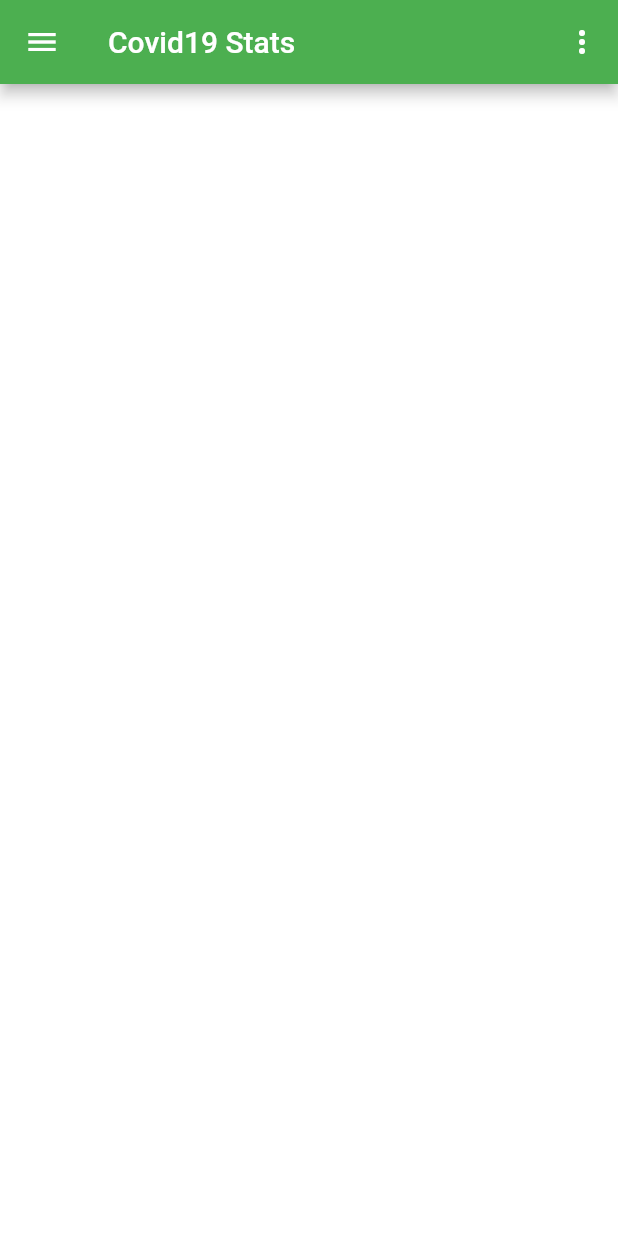
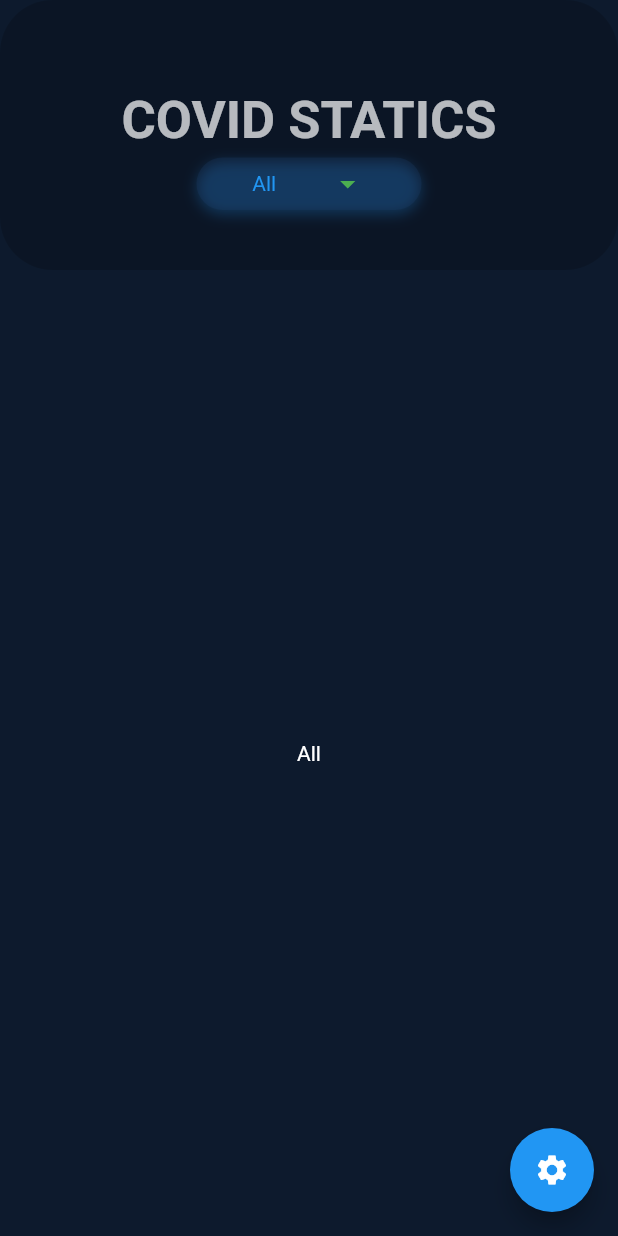
Before and after one commit to suraj0223/covid_stats, a Flutter app: the screen it shows after launch, on a phone screen of 412 x 824 dp. Run offline on Flutter 3.47's test engine with Material 2 defaults, Android fonts, the light colour scheme and no system bars.

Commit message:
New UI and a dropdown button added & comments added

```diff
--- a/lib/main.dart
+++ b/lib/main.dart
@@ -11,8 +11,8 @@ class MyApp extends StatelessWidget {
       title: 'Covid-19 Stats',
       debugShowCheckedModeBanner: false,
       theme: ThemeData(
-        primarySwatch: Colors.green,
-        scaffoldBackgroundColor: Colors.white,
+        primaryColor: Color(0xFF11233c),
+        scaffoldBackgroundColor: Color(0xFF0d1a2d),
         visualDensity: VisualDensity.adaptivePlatformDensity,
       ),
       home: HomeScreen(),
@@ -20,43 +20,128 @@ class MyApp extends StatelessWidget {
   }
 }
 
-class HomeScreen extends StatelessWidget {
+// TODO
+// modularise code
+
+class HomeScreen extends StatefulWidget {
+  @override
+  _HomeScreenState createState() => _HomeScreenState();
+}
+
+class _HomeScreenState extends State<HomeScreen> {
+  List<String> options = <String>['All', 'One', 'Two', 'Three', 'Four','sdas','sas','sass','sasasas'];
+  String dropdownValue = 'All';
+
+  @override
+  void initState() {
+    super.initState();
+  }
+
   @override
   Widget build(BuildContext context) {
     return Scaffold(
-      appBar: AppBar(
-        title: Text('Covid19 Stats'),
-        bottomOpacity: 0.8,
-        actions: [
-          PopupMenuButton(itemBuilder: (context) {
-            return [
-              PopupMenuItem(child: Text('India')),
-              PopupMenuItem(child: Text('USA')),
-              PopupMenuItem(child: Text('UK')),
-            ];
-          }),
-        ],
-      ),
-      drawer: Drawer(
-        elevation: 10,
+      appBar: PreferredSize(
+        preferredSize: Size.fromHeight(180.0),
         child: Container(
-          padding: EdgeInsets.only(
-            top: 40,
-            left: 10,
-            right: 10,
+          padding: EdgeInsets.only(top: 60, bottom: 40, left: 30, right: 30),
+          decoration: BoxDecoration(
+            borderRadius: BorderRadius.circular(35),
+            color: Color(0xFF09111e).withOpacity(0.5),
           ),
-          decoration: BoxDecoration(
-            shape: BoxShape.rectangle,
-            borderRadius: BorderRadius.circular(10),
-          ),
-          child: ListView.builder(
-            itemBuilder: (context, int i) => ListTile(
-               leading: Text('list Of Pages'),
-              shape: RoundedRectangleBorder(),
-            ),
-            itemCount: 100,
+          child: Column(
+            mainAxisAlignment: MainAxisAlignment.spaceBetween,
+            children: [
+              Text(
+                'Covid Statics'.toUpperCase(),
+                style: TextStyle(
+                  fontSize: 35,
+                  fontWeight: FontWeight.w700,
+                  color: Colors.white.withAlpha(180),
+                ),
+                softWrap: true,
+              ),
+              Container(
+                alignment: Alignment.center,
+                child: DropdownButton<String>(
+                  value: dropdownValue,
+                  onChanged: (String newValue) {
+                    setState(() {
+                      //TODO
+                      // change content of screen according to the selected item
+                      dropdownValue = newValue;
+                       print(dropdownValue);
+                    });
+                  },
+                  iconDisabledColor: Colors.grey,
+                  iconEnabledColor: Colors.green,
+                  style: TextStyle(color: Colors.blue),
+                  dropdownColor: Theme.of(context).primaryColor,
+                  underline: SizedBox(),
+                  // selectedItemBuilder: (BuildContext context) {
+                  //   return options.map((String value) {
+                  //     return Text(
+                  //       dropdownValue,
+                  //       style: TextStyle(color: Colors.white),
+                  //     );
+                  //   }).toList();
+                  // },
+                  items: options.map<DropdownMenuItem<String>>((String value) {
+                    return DropdownMenuItem<String>(
+                      value: value,
+                      child: Text(value),
+                    );
+                  }).toList(),
+                ),
+                height: 35,
+                width: 150,
+                decoration: BoxDecoration(
+                  borderRadius: BorderRadius.circular(30),
+                  color: Color(0xFF224679).withOpacity(0.2),
+                  boxShadow: [
+                    BoxShadow(
+                    color: Colors.blue.withOpacity(0.254),
+                    blurRadius: 7.0,
+                    spreadRadius: 0.0,
+                    offset: Offset(
+                      0.0,
+                      3.0,
+                    ),
+                  ),
+                  ]
+                ),
+              ),
+            ],
           ),
         ),
+      ),
+      // TODO
+      body: Center(
+        child: Text(
+          dropdownValue,
+          style: TextStyle(color: Colors.white),
+        ),
+      ),
+
+
+      // In body contents should be :
+
+      // 1. precautions (use caurosal which automatically slides right to left)
+      // 2. Add graph ( according to the options selected)
+      // 3. beautiful 4 containers (2 in a row)
+      //       i. total deaths upto now
+      //       ii. total recovered
+      //       iii. total new cases
+      //       iv. total cases upto now
+      // 4.
+
+      floatingActionButton: FloatingActionButton(
+        child: Icon(Icons.settings),
+        onPressed: () {
+          // TODO
+          // Add Some setting functionality
+          // 1. adding refresh idea
+          // 2. change
+        },
       ),
     );
   }
```
